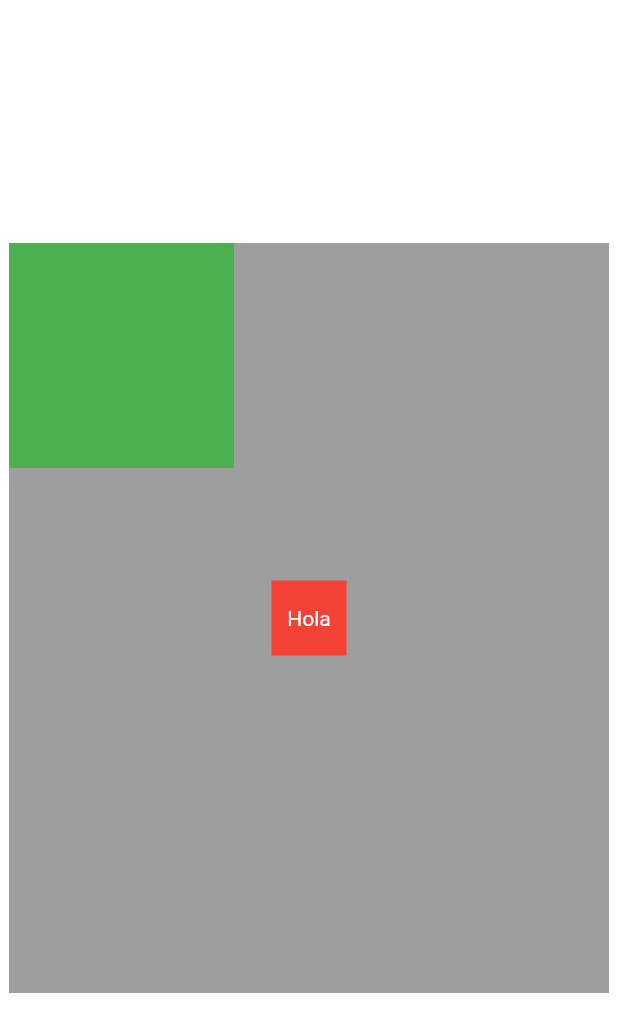
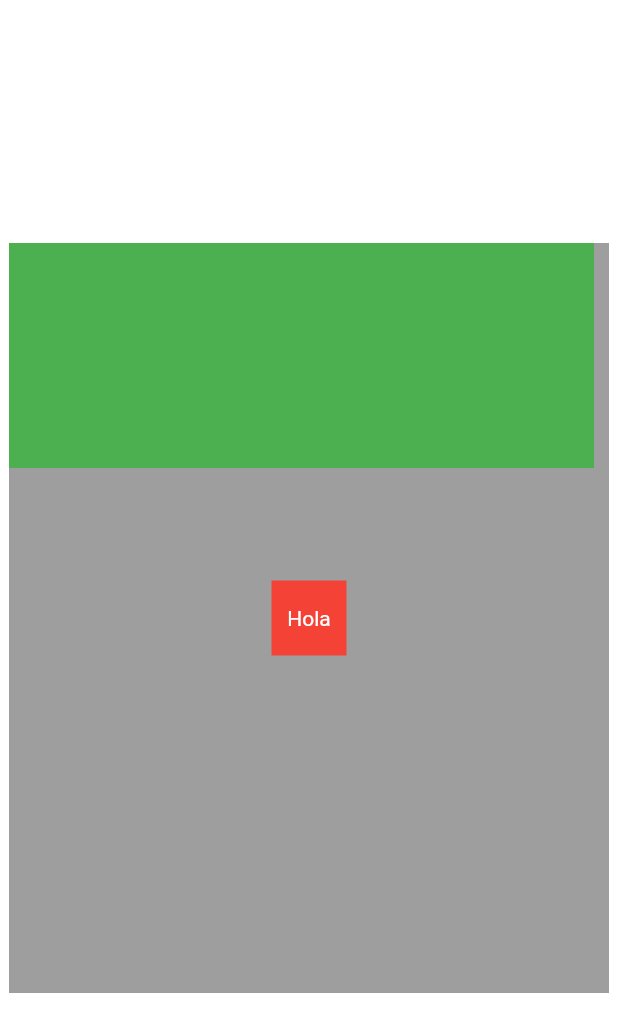
Before and after one commit to AgustinaGF/facebookFlutter, a Flutter app: the screen it shows after launch, on a phone screen of 412 x 824 dp. Shown: the top 1032 px of the screen. Run offline on Flutter 3.47's test engine with Material 2 defaults, Android fonts, the phone set to English and light mode, and no system bars.

Commit message:
left y right en positioned

```diff
--- a/lib/widgets/stack.dart
+++ b/lib/widgets/stack.dart
@@ -14,7 +14,7 @@ class MyStack extends StatelessWidget{
       child: Stack(
         alignment: Alignment.center,
         children: [
-          Positioned(top:0, left:0,child: Container(width: 150,height: 150,color: Colors.green,),)
+          Positioned(top:0, left:0, right: 10,child: Container(width: 150,height: 150,color: Colors.green,),)
           ,
            Container(width: 50,height: 50,color: Colors.red,),
            const Text('Hola'),
```
